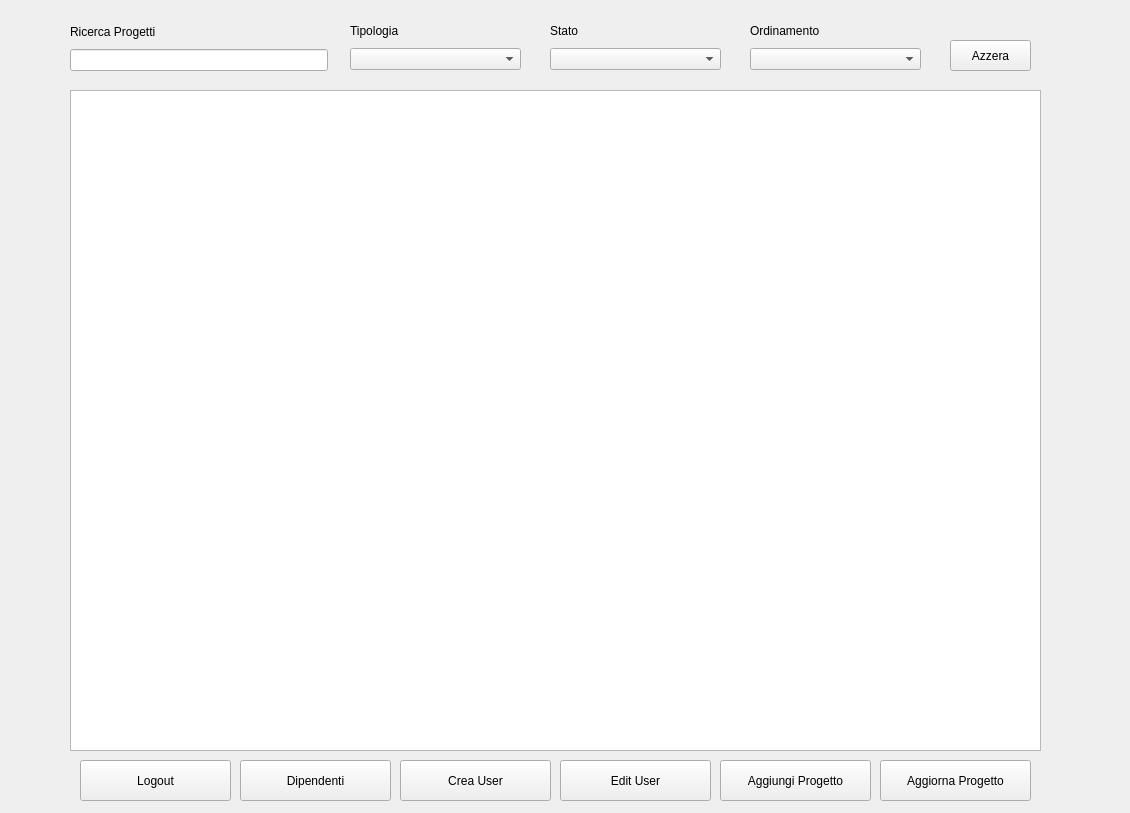
Old version of the form CVManager/GUILayout/progetti_table.ui in the repository bubu-gigi/esame_ing.
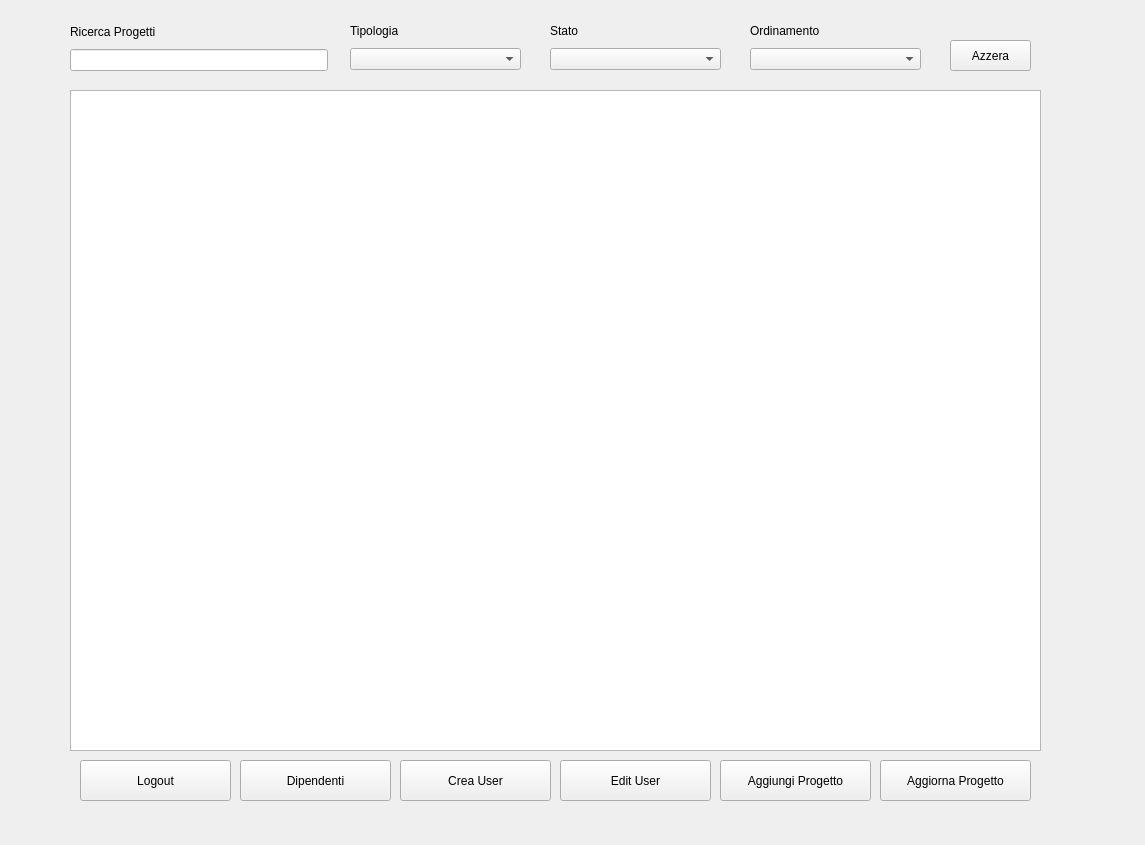
New version of the form.

The edit to the form file:
```diff
--- a/CVManager/GUILayout/progetti_table.ui
+++ b/CVManager/GUILayout/progetti_table.ui
@@ -6,8 +6,8 @@
    <rect>
     <x>0</x>
     <y>0</y>
-    <width>1130</width>
-    <height>813</height>
+    <width>1145</width>
+    <height>845</height>
    </rect>
   </property>
   <property name="windowTitle">
```
